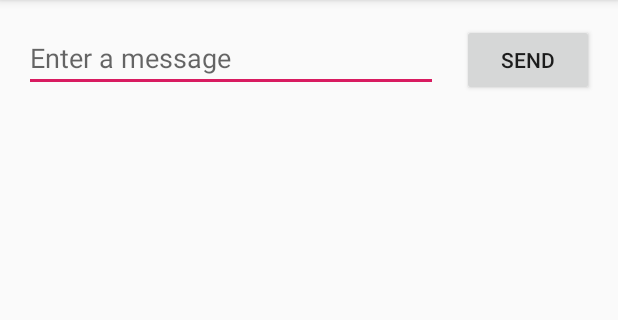
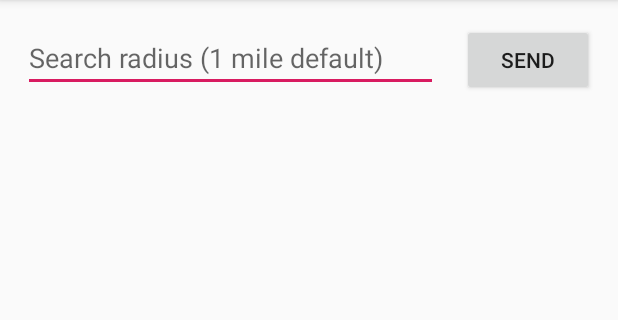
Before and after one commit to tkess17/IDontKnow, an Android app: the screen it shows after launch (MainActivity), on a phone screen of 412 x 824 dp, the part 84-404 px from its top. Run offline under Robolectric (Android 15) with nearby library versions, the phone set to English and light mode, and no system bars.

Commit message:
Working with parameterized radius

```diff
--- a/app/src/main/res/layout/activity_display_message.xml
+++ b/app/src/main/res/layout/activity_display_message.xml
@@ -8,10 +8,13 @@
 
     <TextView
         android:id="@+id/textView"
-        android:layout_width="wrap_content"
+        android:layout_width="0dp"
         android:layout_height="wrap_content"
+        android:layout_marginStart="16dp"
         android:layout_marginTop="16dp"
+        android:layout_marginEnd="16dp"
         android:text="TextView"
+        android:textSize="24sp"
         app:layout_constraintEnd_toEndOf="parent"
         app:layout_constraintStart_toStartOf="parent"
         app:layout_constraintTop_toTopOf="parent" />
--- a/app/src/main/res/layout/activity_main.xml
+++ b/app/src/main/res/layout/activity_main.xml
@@ -7,14 +7,15 @@
     tools:context=".MainActivity">
 
     <EditText
-        android:id="@+id/editText"
+        android:id="@+id/radius"
         android:layout_width="0dp"
         android:layout_height="wrap_content"
-        android:layout_marginStart="16dp"
+        android:layout_marginStart="15dp"
         android:layout_marginTop="16dp"
         android:ems="10"
-        android:hint="@string/edit_message"
-        android:inputType="textPersonName"
+        android:hint="@string/radius_message"
+        android:inputType="number"
+        android:singleLine="true"
         app:layout_constraintEnd_toStartOf="@+id/button"
         app:layout_constraintHorizontal_bias="0.5"
         app:layout_constraintStart_toStartOf="parent"
@@ -28,9 +29,9 @@
         android:layout_marginEnd="16dp"
         android:onClick="sendMessage"
         android:text="@string/button_send"
-        app:layout_constraintBaseline_toBaselineOf="@+id/editText"
+        app:layout_constraintBaseline_toBaselineOf="@+id/radius"
         app:layout_constraintEnd_toEndOf="parent"
         app:layout_constraintHorizontal_bias="0.5"
-        app:layout_constraintStart_toEndOf="@+id/editText" />
+        app:layout_constraintStart_toEndOf="@+id/radius" />
 
 </android.support.constraint.ConstraintLayout>
--- a/app/src/main/res/values/strings.xml
+++ b/app/src/main/res/values/strings.xml
@@ -1,5 +1,6 @@
 <resources>
     <string name="app_name">I Don\'t Know</string>
-    <string name="edit_message">Enter a message</string>
+    <string name="radius_message">Search radius (1 mile default)</string>
     <string name="button_send">Send</string>
+    <string name="radius_value">1</string>
 </resources>
```
Also changed, not shown: app/src/main/java/com/example/tkess/idontknow/DisplayMessageActivity.java (+10 -4 lines), app/src/main/java/com/example/tkess/idontknow/MainActivity.java (+1 -9 lines), 1 other file.
